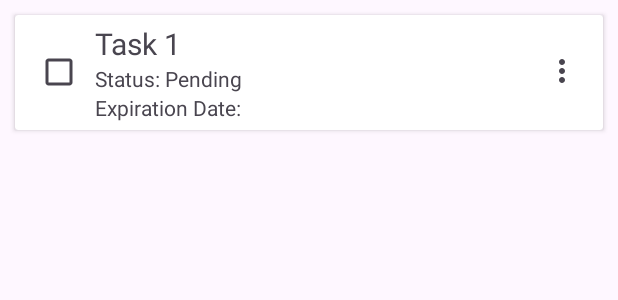
After one commit to WhiteCat2023/File-Manager, an Android app: the layout todo_list_item.xml on its own in the app's theme, with its tools: preview values and no code run, on a phone screen of 412 x 824 dp. The commit adds this screen. Shown: the top 300 px of the screen. Run offline under Robolectric (Android 15) with nearby library versions, the phone set to English and light mode, and no system bars.

Commit message:
Making the to do list and bulk downloading and bulk uploading in progress.

```diff
--- a/app/src/main/java/com/example/filemanager/Utils/MyAdapter.java
+++ b/app/src/main/java/com/example/filemanager/Utils/MyAdapter.java
@@ -71,12 +71,12 @@ public class MyAdapter extends RecyclerView.Adapter<MyAdapter.ViewHolder> {
                 if (menuItem.getItemId() == R.id.download) {
                     actionListener.onDownloadClick(item);  // Handle download
                     return true;
-                } else if (menuItem.getItemId() == R.id.delete) {
+                }
+                if (menuItem.getItemId() == R.id.delete) {
                     actionListener.onDeleteClick(item);  // Handle delete
                     return true;
-                } else {
-                    return false;
                 }
+                return false;
             });
 
             popupMenu.show();  // Show the popup menu
--- /dev/null
+++ b/app/src/main/res/drawable/ic_folder.xml
@@ -0,0 +1,5 @@
+<vector xmlns:android="http://schemas.android.com/apk/res/android" android:height="24dp" android:tint="#A594F9" android:viewportHeight="24" android:viewportWidth="24" android:width="24dp">
+
+    <path android:fillColor="@android:color/white" android:pathData="M10,4H4c-1.1,0 -1.99,0.9 -1.99,2L2,18c0,1.1 0.9,2 2,2h16c1.1,0 2,-0.9 2,-2V8c0,-1.1 -0.9,-2 -2,-2h-8l-2,-2z"/>
+
+</vector>
--- a/app/src/main/res/layout/fragment_server_storage.xml
+++ b/app/src/main/res/layout/fragment_server_storage.xml
@@ -14,7 +14,7 @@
           android:id="@+id/serverRecyclerView"
           android:layout_width="match_parent"
           android:layout_height="match_parent"
-          android:layout_marginBottom="56dp"/>
+          android:paddingBottom="56dp"/>
 
    </androidx.swiperefreshlayout.widget.SwipeRefreshLayout>
 
--- /dev/null
+++ b/app/src/main/res/layout/todo_list_item.xml
@@ -0,0 +1,50 @@
+<?xml version="1.0" encoding="utf-8"?>
+<RelativeLayout xmlns:android="http://schemas.android.com/apk/res/android"
+    android:layout_width="match_parent"
+    android:layout_height="match_parent"
+    xmlns:app="http://schemas.android.com/apk/res-auto">
+    <androidx.cardview.widget.CardView
+        android:layout_width="match_parent"
+        android:layout_height="wrap_content"
+        android:layout_margin="10dp">
+        <RelativeLayout
+            android:layout_width="match_parent"
+            android:layout_height="wrap_content"
+            android:orientation="horizontal"
+            android:padding="5dp">
+            <CheckBox
+                android:id="@+id/todoCheckBox"
+                android:layout_width="wrap_content"
+                android:layout_height="wrap_content"
+                android:layout_centerVertical="true"/>
+            <LinearLayout
+                android:layout_toEndOf="@+id/todoCheckBox"
+                android:layout_width="wrap_content"
+                android:layout_height="wrap_content"
+                android:orientation="vertical">
+                <TextView
+                    android:id="@+id/todoTaskName"
+                    android:layout_width="wrap_content"
+                    android:layout_height="wrap_content"
+                    android:text="Task 1"
+                    android:textSize="20dp"/>
+                <TextView
+                    android:id="@+id/todoTaskStatus"
+                    android:layout_width="wrap_content"
+                    android:layout_height="wrap_content"
+                    android:text="Status: Pending"/>
+                <TextView
+                    android:id="@+id/todoTaskDate"
+                    android:layout_width="wrap_content"
+                    android:layout_height="wrap_content"
+                    android:text="Expiration Date: "/>
+            </LinearLayout>
+            <androidx.appcompat.widget.Toolbar
+                android:layout_width="wrap_content"
+                android:layout_height="wrap_content"
+                android:layout_alignParentEnd="true"
+                app:menu="@menu/nav_menu"/>
+        </RelativeLayout>
+    </androidx.cardview.widget.CardView>
+
+</RelativeLayout>
```
Also changed, not shown: app/src/main/java/com/example/filemanager/Fragments/Todo.java (+10 -46 lines), app/src/main/java/com/example/filemanager/Utils/ToDoListAdapter.java (added, +62 -0 lines), app/src/main/java/com/example/filemanager/Utils/ToDoListItem.java (added, +32 -0 lines), app/src/main/res/layout/fragment_todo.xml (+19 -9 lines).
